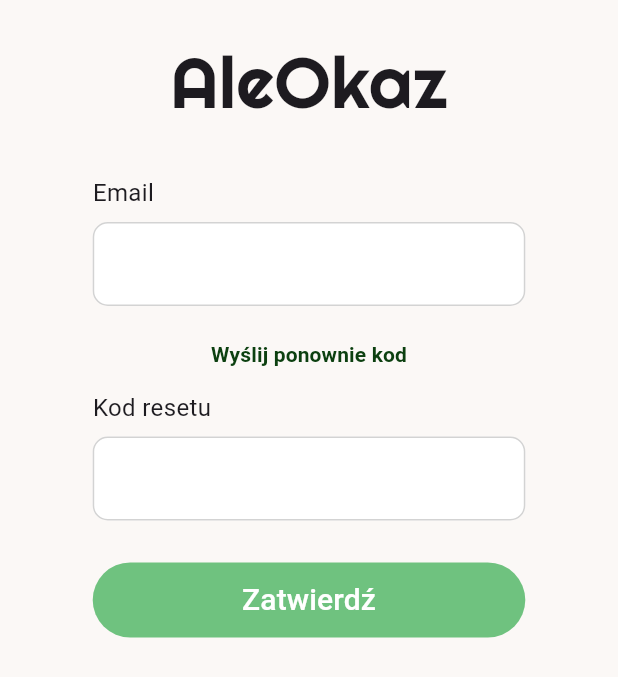
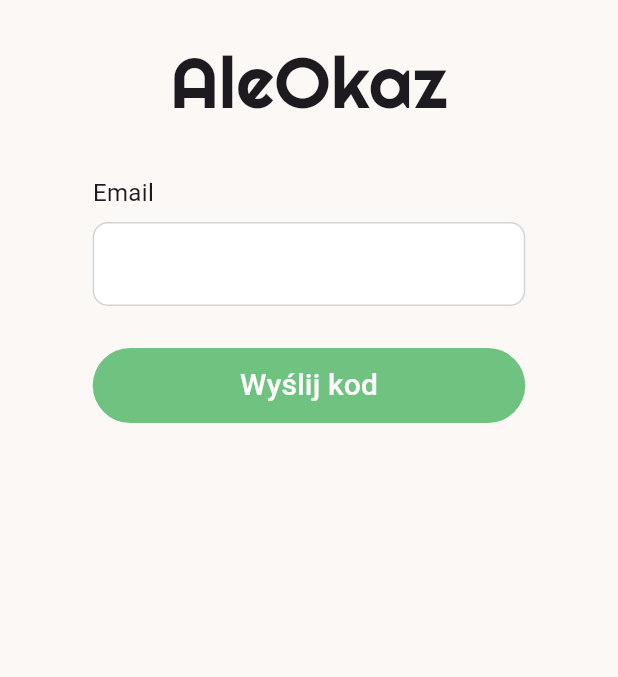
Before and after one commit to jgeb28/AleOkaz, a Flutter app: the ResetPasswordScreen screen opened directly, on a phone screen of 412 x 824 dp. Shown: the top 677 px of the screen. Run offline on Flutter 3.47's test engine with Material 3 defaults, Android fonts, the phone set to English and light mode, and no system bars; our stand-ins replace flutter_secure_storage, sign_in_button; accounts and stored records are empty.

Commit message:
changed visuals of UI

```diff
--- a/frontend/lib/screens/reset_password/reset_password_form.dart
+++ b/frontend/lib/screens/reset_password/reset_password_form.dart
@@ -17,6 +17,7 @@
   final _codeController = TextEditingController();
   final _emailController = TextEditingController();
   final _authService = AuthService();
+  bool showCodeInput = false;
 
   @override
   void dispose() {
@@ -42,6 +43,9 @@
     } else {
       try {
         await _authService.sendToken(_emailController.text);
+        setState(() {
+          showCodeInput = true;
+        });
       } catch (e) {
         showSnackBar('Wystąpił błąd podczas resetowania $e', Colors.red);
       }
@@ -82,6 +86,15 @@
                    return value == null ? "Wypełnij pole" : null;
                 }
             ),
+            showCodeInput ? Column(
+              children: [
+                LabelInput(
+                    labelName: "Kod resetu",
+                    controller: _codeController,
+                    validator: (String? value) {
+                        return value == null ? "Wypełnij pole" : null;
+                    }
+                ),
                 TextButton(
                   onPressed: sendToken,
                   child: const Text(
@@ -92,14 +105,10 @@
                     ),
                   ),
                 ),
-            LabelInput(
-                labelName: "Kod resetu",
-                controller: _codeController,
-                validator: (String? value) {
-                   return value == null ? "Wypełnij pole" : null;
-                }
-            ),
-            AuthButton(label: "Zatwierdź", onPressed: submit)
+              ],
+            ) :const SizedBox(),
+            AuthButton(label: showCodeInput ? "Zatwierdź" : "Wyślij kod",
+             onPressed: showCodeInput ? submit : sendToken)
           ],
         )
     );
```
Lines whose indentation alone changed are shown as unchanged.
